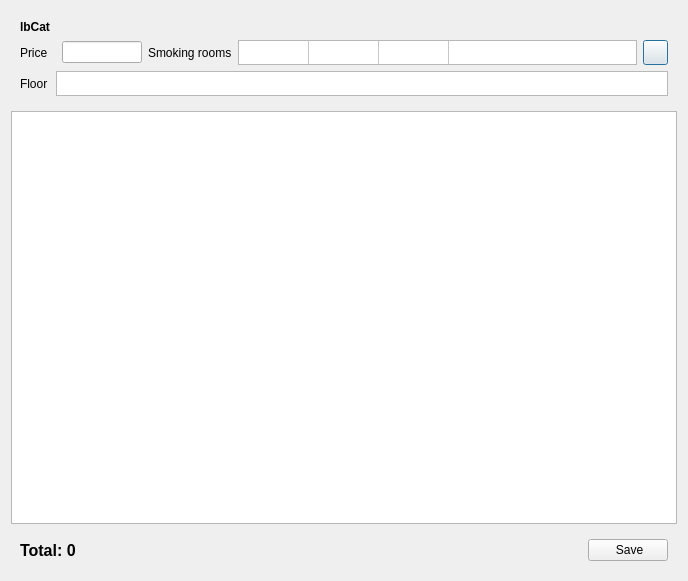
End1-1/Resort, file Resort/dlgsimpleselectroom.ui: the form before one commit.
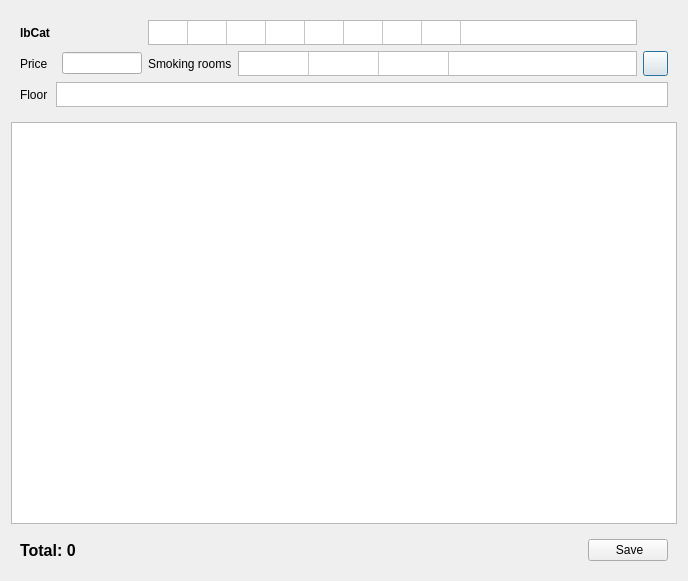
The form after the commit. Icons and pictures are not drawn. Custom widgets are drawn as their Qt base class.

```diff
--- a/Resort/dlgsimpleselectroom.ui
+++ b/Resort/dlgsimpleselectroom.ui
@@ -71,7 +71,7 @@
          <bool>false</bool>
         </attribute>
         <attribute name="horizontalHeaderDefaultSectionSize">
-         <number>25</number>
+         <number>35</number>
         </attribute>
         <attribute name="verticalHeaderVisible">
          <bool>false</bool>
@@ -179,6 +179,85 @@
         </column>
        </widget>
       </item>
+      <item row="0" column="3" colspan="2">
+       <widget class="QTableWidget" name="tblCategory">
+        <property name="maximumSize">
+         <size>
+          <width>16777215</width>
+          <height>25</height>
+         </size>
+        </property>
+        <property name="verticalScrollBarPolicy">
+         <enum>Qt::ScrollBarAlwaysOff</enum>
+        </property>
+        <property name="horizontalScrollBarPolicy">
+         <enum>Qt::ScrollBarAlwaysOff</enum>
+        </property>
+        <property name="editTriggers">
+         <set>QAbstractItemView::NoEditTriggers</set>
+        </property>
+        <property name="selectionMode">
+         <enum>QAbstractItemView::SingleSelection</enum>
+        </property>
+        <attribute name="horizontalHeaderVisible">
+         <bool>false</bool>
+        </attribute>
+        <attribute name="horizontalHeaderDefaultSectionSize">
+         <number>39</number>
+        </attribute>
+        <attribute name="verticalHeaderVisible">
+         <bool>false</bool>
+        </attribute>
+        <attribute name="verticalHeaderDefaultSectionSize">
+         <number>25</number>
+        </attribute>
+        <row>
+         <property name="text">
+          <string>New Row</string>
+         </property>
+        </row>
+        <column>
+         <property name="text">
+          <string>New Column</string>
+         </property>
+        </column>
+        <column>
+         <property name="text">
+          <string>New Column</string>
+         </property>
+        </column>
+        <column>
+         <property name="text">
+          <string>New Column</string>
+         </property>
+        </column>
+        <column>
+         <property name="text">
+          <string>New Column</string>
+         </property>
+        </column>
+        <column>
+         <property name="text">
+          <string>New Column</string>
+         </property>
+        </column>
+        <column>
+         <property name="text">
+          <string>New Column</string>
+         </property>
+        </column>
+        <column>
+         <property name="text">
+          <string>New Column</string>
+         </property>
+        </column>
+        <column>
+         <property name="text">
+          <string>New Column</string>
+         </property>
+        </column>
+       </widget>
+      </item>
      </layout>
     </widget>
    </item>
@@ -197,7 +276,7 @@
       <enum>QAbstractItemView::NoSelection</enum>
      </property>
      <attribute name="horizontalHeaderVisible">
-      <bool>true</bool>
+      <bool>false</bool>
      </attribute>
      <attribute name="horizontalHeaderDefaultSectionSize">
       <number>130</number>
@@ -206,7 +285,7 @@
       <bool>false</bool>
      </attribute>
      <attribute name="verticalHeaderVisible">
-      <bool>true</bool>
+      <bool>false</bool>
      </attribute>
      <attribute name="verticalHeaderHighlightSections">
       <bool>false</bool>
```
